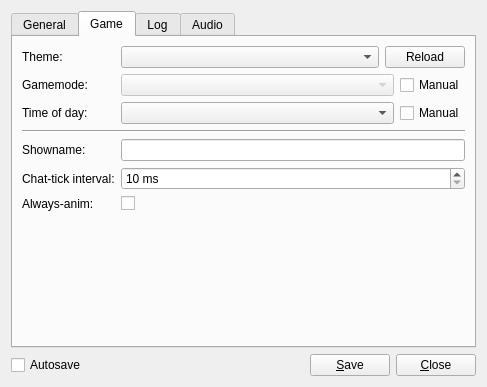
Old version of the form res/ui/config_panel.ui in the repository lambdcalculus/AO2-Client.
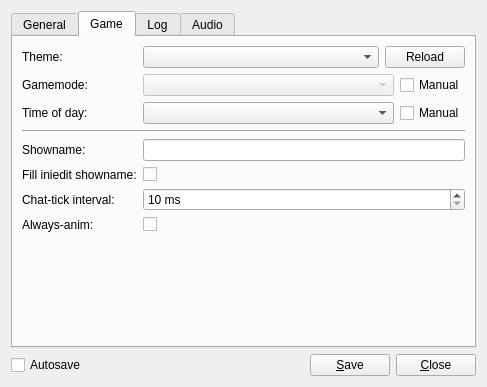
New version of the form. The open tabs and pages were chosen to show the change.

Commit message: Add fill iniedit showname box option if empty showname box

What changed in the file:
```diff
--- a/res/ui/config_panel.ui
+++ b/res/ui/config_panel.ui
@@ -263,14 +263,14 @@
        <item row="4" column="1">
         <widget class="QLineEdit" name="showname"/>
        </item>
-       <item row="5" column="0">
+       <item row="6" column="0">
         <widget class="QLabel" name="chat_tick_interval_label">
          <property name="text">
           <string>Chat-tick interval:</string>
          </property>
         </widget>
        </item>
-       <item row="5" column="1">
+       <item row="6" column="1">
         <widget class="QSpinBox" name="chat_tick_interval">
          <property name="suffix">
           <string> ms</string>
@@ -283,7 +283,7 @@
          </property>
         </widget>
        </item>
-       <item row="6" column="0">
+       <item row="7" column="0">
         <widget class="QLabel" name="always_pre_label">
          <property name="text">
           <string>Always-anim:</string>
@@ -293,7 +293,7 @@
          </property>
         </widget>
        </item>
-       <item row="6" column="1">
+       <item row="7" column="1">
         <widget class="QCheckBox" name="always_pre">
          <property name="sizePolicy">
           <sizepolicy hsizetype="Minimum" vsizetype="Minimum">
@@ -309,7 +309,7 @@
          </property>
         </widget>
        </item>
-       <item row="7" column="1">
+       <item row="8" column="1">
         <spacer name="verticalSpacer">
          <property name="orientation">
           <enum>Qt::Vertical</enum>
@@ -322,6 +322,20 @@
          </property>
         </spacer>
        </item>
+       <item row="5" column="0">
+        <widget class="QLabel" name="fill_iniedit_showname_label">
+         <property name="text">
+          <string>Fill iniedit showname:</string>
+         </property>
+        </widget>
+       </item>
+       <item row="5" column="1">
+        <widget class="QCheckBox" name="fill_iniedit_showname">
+         <property name="text">
+          <string/>
+         </property>
+        </widget>
+       </item>
       </layout>
      </widget>
      <widget class="QWidget" name="tab_8">
```
Left out of the diff: 2 changed lines with no effect on the pictures. The commit also changes 9 other files.
